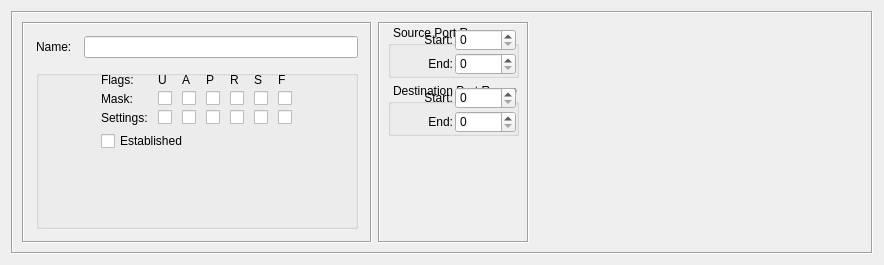
Qt form src/libgui/tcpservicedialog_q.ui (fwbuilder/fwbuilder) before a commit.
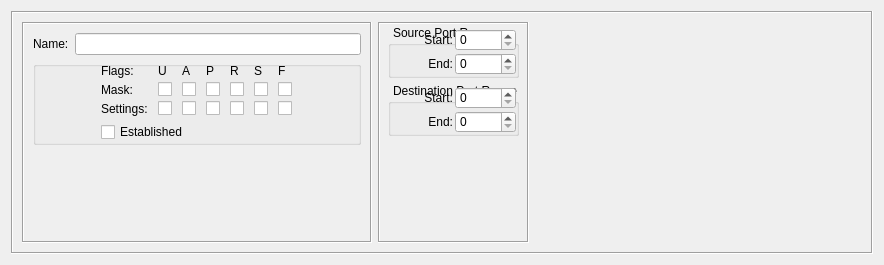
The same form after that commit. Custom widgets are drawn as their Qt base class.

Commit message: see #2536 avoiding FormLayout since it seems to be broken in older Qt

```diff
--- a/src/libgui/tcpservicedialog_q.ui
+++ b/src/libgui/tcpservicedialog_q.ui
@@ -58,13 +58,7 @@
         <property name="frameShadow">
          <enum>QFrame::Sunken</enum>
         </property>
-        <layout class="QGridLayout">
-         <property name="margin">
-          <number>12</number>
-         </property>
-         <property name="spacing">
-          <number>12</number>
-         </property>
+        <layout class="QGridLayout" name="gridLayout_2">
          <item row="0" column="0">
           <widget class="QLabel" name="textLabel1">
            <property name="sizePolicy">
@@ -441,7 +435,10 @@
               </property>
              </widget>
             </item>
-            <item row="2" column="0">
+           </layout>
+          </widget>
+         </item>
+         <item row="2" column="0" colspan="2">
              <spacer>
               <property name="orientation">
                <enum>Qt::Vertical</enum>
@@ -452,13 +449,10 @@
               <property name="sizeHint" stdset="0">
                <size>
                 <width>172</width>
-                <height>16</height>
+             <height>70</height>
                </size>
               </property>
              </spacer>
-            </item>
-           </layout>
-          </widget>
          </item>
         </layout>
        </widget>
```
Lines whose indentation alone changed are shown as unchanged. The commit also changes 19 other files.
